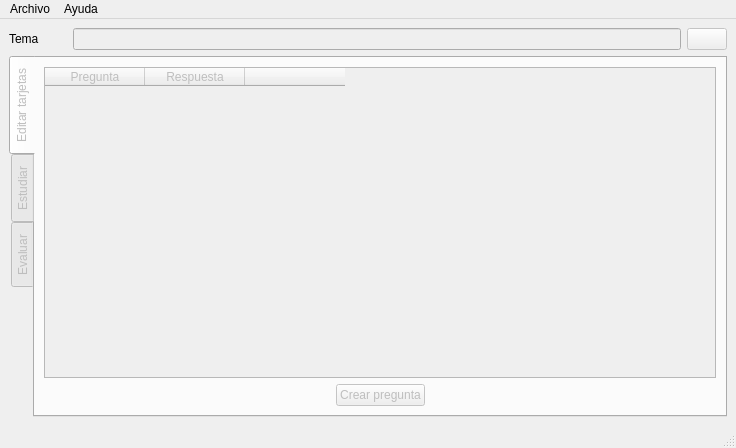
First picture: the form in flashcard.ui, repository semptrion/FlashCards, before the edit.
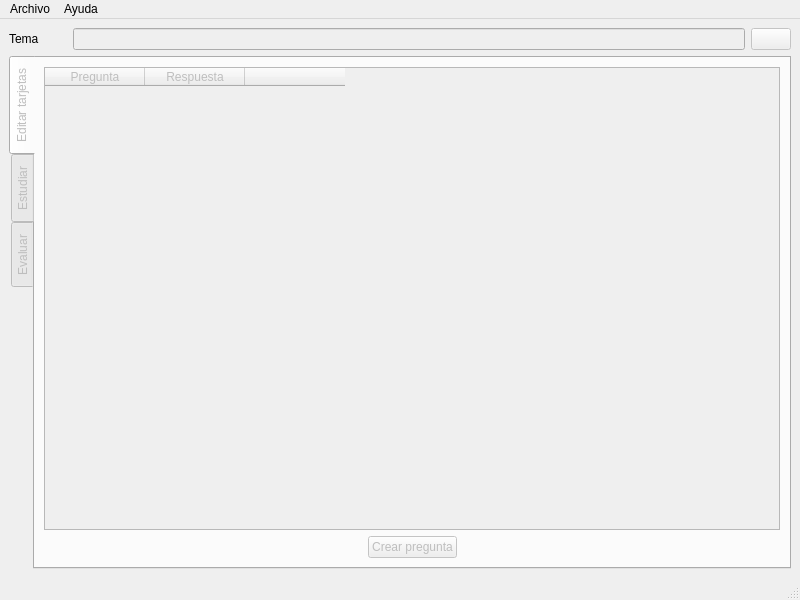
Second picture: the form after the edit. Icons and pictures are not drawn.

Commit message: Cambios en la dimensión del formulario

```diff
--- a/flashcard.ui
+++ b/flashcard.ui
@@ -6,8 +6,8 @@
    <rect>
     <x>0</x>
     <y>0</y>
-    <width>736</width>
-    <height>448</height>
+    <width>800</width>
+    <height>600</height>
    </rect>
   </property>
   <property name="sizePolicy">
@@ -386,7 +386,7 @@
     <rect>
      <x>0</x>
      <y>0</y>
-     <width>736</width>
+     <width>800</width>
      <height>23</height>
     </rect>
    </property>
```
The commit also changes 1 other file.
